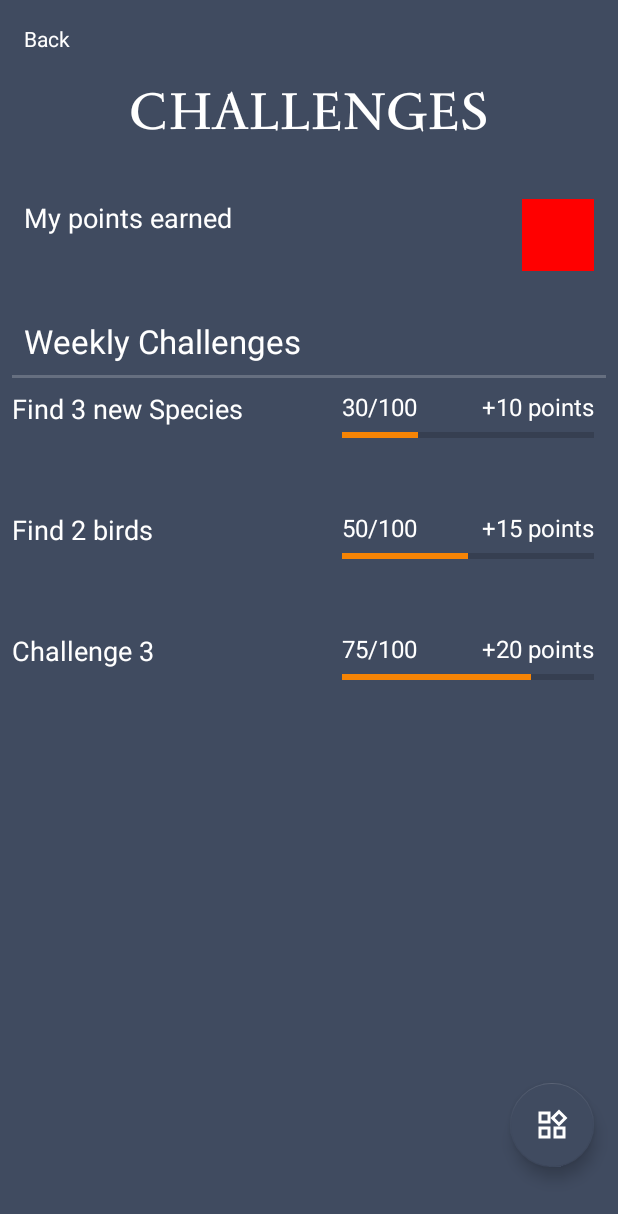
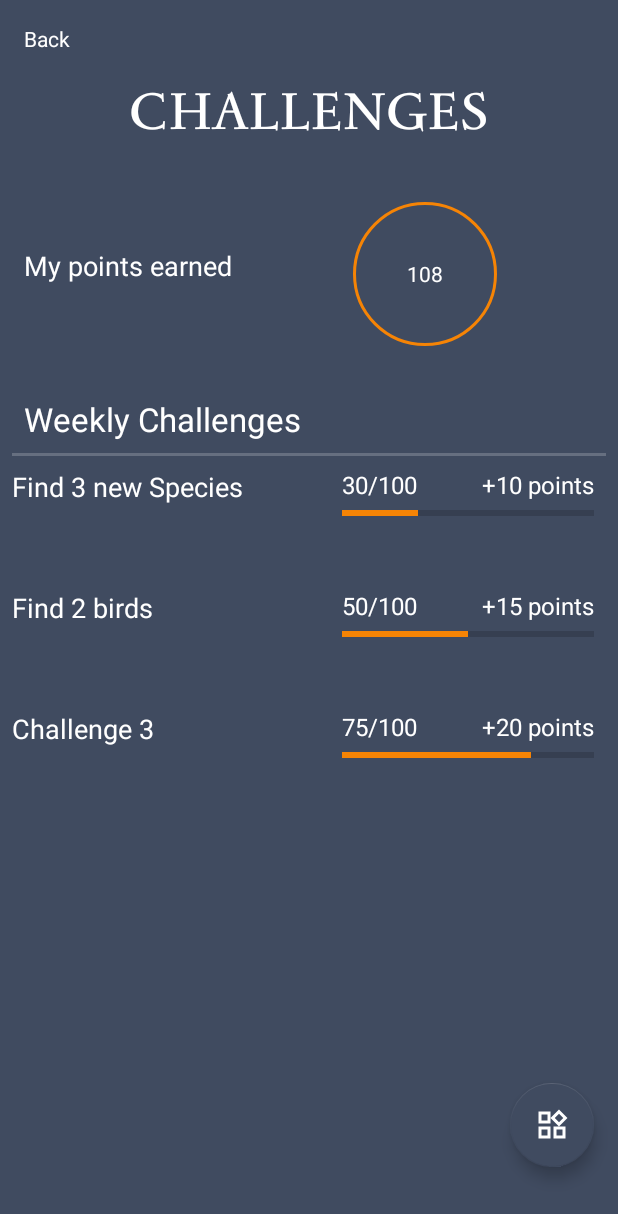
Before and after one commit to Angelo-Traverso/BirdWatching_Android_Application, an Android app: the fragment Challenges placed in its activity, on a phone screen of 412 x 824 dp. Shown: the top 1214 px of the screen. Run offline under Robolectric (Android 15) with nearby library versions, the phone set to English and light mode, and no system bars; libraries missing offline, so code that uses them is left out: com.mapbox.mapboxsdk; 8 statements that could not run were skipped.

Commit message:
Frame for points added

```diff
--- a/app/src/main/java/com/example/opsc7312_poe_birdwatching/Challenges.kt
+++ b/app/src/main/java/com/example/opsc7312_poe_birdwatching/Challenges.kt
@@ -8,7 +8,6 @@ import android.view.ViewGroup
 import android.widget.LinearLayout
 import android.widget.ProgressBar
 import android.widget.TextView
-import androidx.core.view.marginTop
 
 // TODO: Rename parameter arguments, choose names that match
 // the fragment initialization parameters, e.g. ARG_ITEM_NUMBER
@@ -41,7 +40,7 @@ class Challenges : Fragment() {
 
         // Loop through the challenges and dynamically add them to the container
         for ((i, challenge) in challengeList.withIndex()) {
-            val challengeItemView = LayoutInflater.from(requireContext()).inflate(R.layout.challenege_item_layout, null) // Change to the correct layout
+            val challengeItemView = LayoutInflater.from(requireContext()).inflate(R.layout.challenge_item_layout, null) // Change to the correct layout
 
             val tvChallengeDescription = challengeItemView.findViewById<TextView>(R.id.tvChallengeDescription)
             val progressBar = challengeItemView.findViewById<ProgressBar>(R.id.progressBar)
--- a/app/src/main/java/com/example/opsc7312_poe_birdwatching/map.kt
+++ b/app/src/main/java/com/example/opsc7312_poe_birdwatching/map.kt
@@ -13,11 +13,7 @@ import com.mapbox.mapboxsdk.maps.Style
 
 var mapView: MapView? = null
 
-/**
- * A simple [Fragment] subclass.
- * Use the [map.newInstance] factory method to
- * create an instance of this fragment.
- */
+
 class map : Fragment() {
     // TODO: Rename and change types of parameters
     private var param1: String? = null
@@ -26,7 +22,6 @@ class map : Fragment() {
     override fun onCreate(savedInstanceState: Bundle?) {
         super.onCreate(savedInstanceState)
         arguments?.let {
-
         }
     }
     override fun onCreateView(inflater: LayoutInflater, container: ViewGroup?, savedInstanceState: Bundle?): View? {
@@ -42,7 +37,7 @@ class map : Fragment() {
                 // Map is set up and the style has loaded. Now you can add data or make other map adjustment
             }
             val cameraPosition = CameraPosition.Builder()
-                .target(LatLng(51.5074, -0.1278))  // Change the latitude and longitude to the desired location
+                .target(LatLng(-33.9149, 18.4241))
                 .zoom(12.0) // Zoom level
                 .tilt(20.0) // Tilt angle
                 .build()
--- /dev/null
+++ b/app/src/main/res/drawable/rounded_frame.xml
@@ -0,0 +1,23 @@
+<?xml version="1.0" encoding="utf-8"?>
+<layer-list xmlns:android="http://schemas.android.com/apk/res/android">
+    <item>
+        <!-- Background rectangle (use a transparent color) -->
+        <shape android:shape="oval">
+            <solid android:color="@android:color/transparent" />
+            <corners android:radius="12dp" />
+        </shape>
+    </item>
+    <item
+        android:left="2dp"
+        android:right="2dp"
+        android:top="2dp"
+        android:bottom="2dp">
+        <!-- Border (stroke) -->
+        <shape android:shape="oval">
+            <solid android:color="@android:color/transparent" />
+            <stroke
+                android:width="2dp"
+            android:color="@color/tab_indicator" />
+        </shape>
+    </item>
+</layer-list>
--- a/app/src/main/res/layout/fragment_challenges.xml
+++ b/app/src/main/res/layout/fragment_challenges.xml
@@ -30,32 +30,50 @@
 
     <TextView
         android:id="@+id/tvPointsEarned"
-        android:layout_width="match_parent"
+        android:layout_width="wrap_content"
         android:layout_height="wrap_content"
         android:layout_below="@+id/tvChallenges"
         android:layout_marginStart="16dp"
-        android:layout_marginTop="32dp"
+        android:layout_marginTop="64dp"
         android:textSize="18sp"
         android:textColor="@color/white"
         android:text="@string/PointEarnedHeading"/>
 
-    <com.google.android.material.progressindicator.CircularProgressIndicator
-        android:id="@+id/pointsEarnedIndicator"
+    <FrameLayout
+        android:id="@+id/framePoints"
         android:layout_width="wrap_content"
         android:layout_height="wrap_content"
         android:layout_below="@+id/tvChallenges"
+        android:layout_toEndOf="@+id/tvPointsEarned"
+        android:layout_marginTop="32dp"
         android:layout_alignParentEnd="true"
-        android:background="#FF0000"
-        android:layout_marginEnd="16dp"
-        android:layout_marginTop="32dp"
-        android:max="100"
-        />
+        android:layout_gravity="end">
+
+        <!-- Rounded frame for points -->
+        <ImageView
+            android:id="@+id/ivPointsFrame"
+            android:layout_width="100dp"
+            android:layout_height="100dp"
+            android:background="@drawable/rounded_frame"
+            android:layout_gravity="center"
+            android:contentDescription="pointsFrame" />
+
+        <!-- TextView to display the points -->
+        <TextView
+            android:id="@+id/tvPoints"
+            android:layout_width="wrap_content"
+            android:layout_height="wrap_content"
+            android:text="108"
+            android:layout_gravity="center"
+            android:textColor="@color/white" />
+    </FrameLayout>
+
 
     <TextView
         android:id="@+id/tvWeeklyChallengesHeading"
         android:layout_width="match_parent"
         android:layout_height="wrap_content"
-        android:layout_below="@+id/pointsEarnedIndicator"
+        android:layout_below="@+id/framePoints"
         android:layout_marginStart="16dp"
         android:layout_marginTop="32dp"
         android:textSize="22sp"
```
Also changed, not shown: app/src/main/res/layout/challenge_item_layout.xml (renamed from app/src/main/res/layout/challenege_item_layout.xml).
